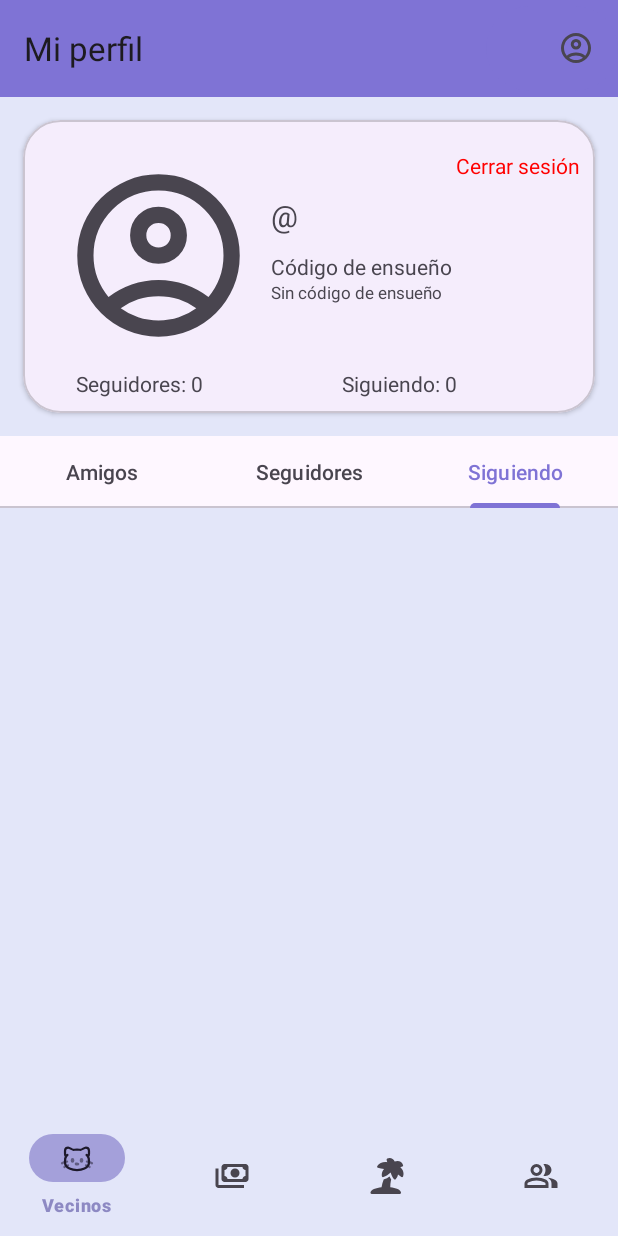
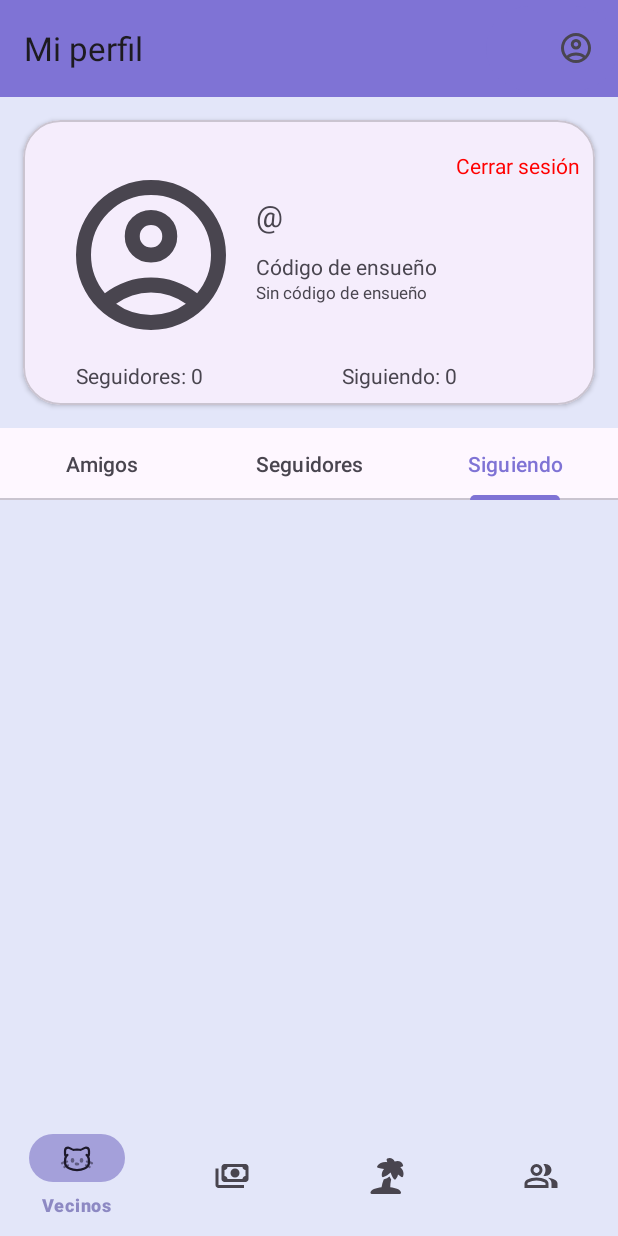
Before and after one commit to denibel04/android-nookstoolbox, an Android app: the ProfileFragment screen opened through its navigation route, tab 3 chosen, on a phone screen of 412 x 824 dp. Run offline under Robolectric (Android 15) with nearby library versions, the phone set to English and light mode, and no system bars; our stand-ins replace CircleImageView, Dagger/Hilt's generated code, Firebase (no records; nobody signed in at launch, a user with empty details on screens opened directly), Room's generated code, navigation-ui.

Commit message:
if banned kicked out of app, profile picture circle fixed.

```diff
--- a/app/build.gradle.kts
+++ b/app/build.gradle.kts
@@ -103,7 +103,7 @@ dependencies {
     // Location
     implementation("com.google.android.gms:play-services-location:21.3.0")
 
-
+    implementation("de.hdodenhof:circleimageview:3.1.0")
 
 }
 kapt {
--- a/app/src/main/java/com/example/animalcrossing/ui/MainActivity.kt
+++ b/app/src/main/java/com/example/animalcrossing/ui/MainActivity.kt
@@ -2,6 +2,7 @@ package com.example.animalcrossing.ui
 
 import android.content.Intent
 import android.os.Bundle
+import android.widget.Toast
 import androidx.appcompat.app.AppCompatActivity
 import androidx.lifecycle.lifecycleScope
 import androidx.navigation.NavController
@@ -13,6 +14,7 @@ import com.example.animalcrossing.data.repository.UserRepository
 import com.example.animalcrossing.databinding.ActivityMainBinding
 import com.google.android.material.bottomnavigation.BottomNavigationView
 import com.google.firebase.auth.FirebaseAuth
+import com.google.firebase.firestore.FirebaseFirestore
 import dagger.hilt.android.AndroidEntryPoint
 import kotlinx.coroutines.launch
 import javax.inject.Inject
@@ -78,10 +80,31 @@ class MainActivity : AppCompatActivity() {
     public override fun onStart() {
         super.onStart()
 
+        val db = FirebaseFirestore.getInstance()
+
         val currentUser = auth.currentUser
         if (currentUser == null) {
             val intent = Intent(this, LoginActivity::class.java)
             startActivity(intent)
+        }
+
+        if (currentUser != null) {
+            db.collection("users").document(currentUser.uid).get()
+                .addOnSuccessListener { document ->
+                    if (document != null && document.exists()) {
+                        val role = document.getString("role")
+                        if (role == "banned") {
+                            Toast.makeText(
+                                baseContext,
+                                getString(R.string.banned_toast),
+                                Toast.LENGTH_SHORT,
+                            ).show()
+                            auth.signOut()
+                            val intent = Intent(this, LoginActivity::class.java)
+                            startActivity(intent)
+                        }
+                    }
+                }
         }
     }
 
@@ -93,6 +116,7 @@ class MainActivity : AppCompatActivity() {
             userRepository.profile.collect {
                 binding.profile.text = it.username
             }
+
         }
     }
 
--- a/app/src/main/java/com/example/animalcrossing/ui/profile/ProfileFragment.kt
+++ b/app/src/main/java/com/example/animalcrossing/ui/profile/ProfileFragment.kt
@@ -269,26 +269,24 @@ class ProfileFragment : Fragment() {
         tabLayout.addOnTabSelectedListener(object : TabLayout.OnTabSelectedListener {
             override fun onTabSelected(tab: TabLayout.Tab) {
                 viewModel.setTab(tab.position)
+                rv.scrollToPosition(0)
                 viewLifecycleOwner.lifecycleScope.launch {
                     when (tab.position) {
                         0 -> {
                             viewModel.uiState.collect { uiState ->
                                 adapter.submitList(uiState.friends)
-                                rv.scrollToPosition(0)
                             }
                         }
 
                         1 -> {
                             viewModel.uiState.collect { uiState ->
                                 adapter.submitList(uiState.followers)
-                                rv.scrollToPosition(0)
                             }
                         }
 
                         2 -> {
                             viewModel.uiState.collect { uiState ->
                                 adapter.submitList(uiState.following)
-                                rv.scrollToPosition(0)
                             }
                         }
                     }
--- a/app/src/main/res/layout/fragment_profile.xml
+++ b/app/src/main/res/layout/fragment_profile.xml
@@ -24,20 +24,23 @@
                 android:layout_width="match_parent"
                 android:layout_height="wrap_content">
 
-                <com.google.android.material.imageview.ShapeableImageView
+
+
+                <de.hdodenhof.circleimageview.CircleImageView
                     android:id="@+id/profilePicture"
-                    android:layout_width="130dp"
-                    android:layout_height="130dp"
+                    android:layout_width="120dp"
+                    android:layout_height="120dp"
                     android:src="@drawable/ic_account_circle"
+                    app:civ_border_width="0dp"
+                    app:civ_border_color="@color/white"
                     app:layout_constraintTop_toTopOf="parent"
                     app:layout_constraintStart_toStartOf="parent"
                     app:layout_constraintBottom_toBottomOf="parent"
-                    android:layout_marginTop="25dp"
+                    android:layout_marginTop="30dp"
                     android:layout_marginLeft="25dp"
                     android:layout_marginRight="25dp"
                     android:layout_marginBottom="40dp"
-                    app:shapeAppearanceOverlay="@style/circleImageView"
-                    app:layout_constraintVertical_bias="0.5" />
+                    app:layout_constraintVertical_bias="0.5"/>
 
                 <TextView
                     android:id="@+id/logoutButton"
--- a/app/src/main/res/values/themes.xml
+++ b/app/src/main/res/values/themes.xml
@@ -31,8 +31,4 @@
     <style name="Theme.AnimalCrossing" parent="Base.Theme.AnimalCrossing">
     </style>
 
-    <style name="circleImageView" parent="">
-        <item name="cornerFamily">rounded</item>
-        <item name="cornerSize">50%</item>
-    </style>
 </resources>
```
Also changed, not shown: app/src/main/res/layout/user_list_item.xml (+6 -5 lines).
